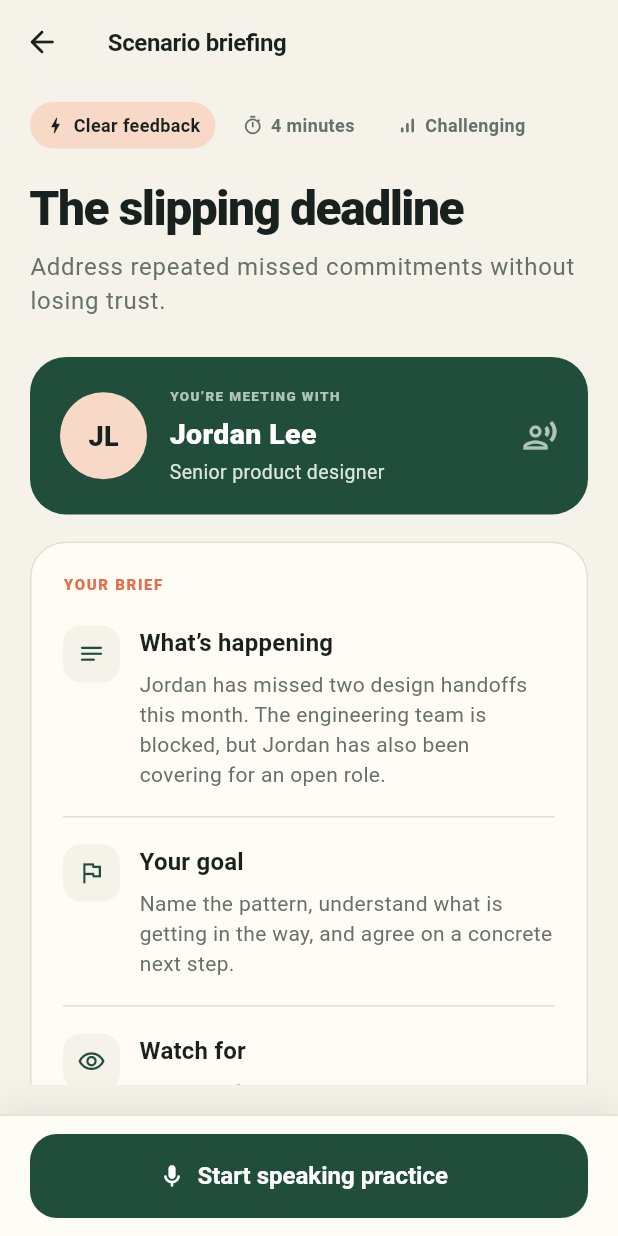
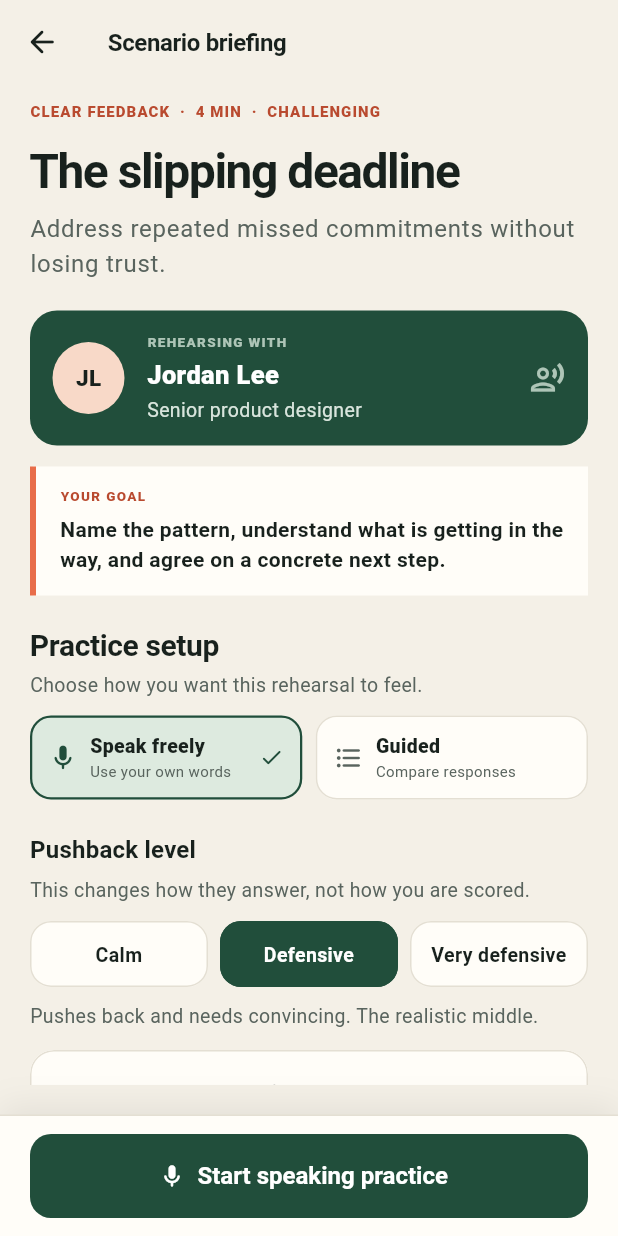
Before and after one commit to jeaniecho/rehearse, a Flutter app: the screen it shows after launch, after a tap on "Skip", after a tap on "Start today’s practice", on a phone screen of 412 x 824 dp. Run offline on Flutter 3.47's test engine with Material 3 defaults, Android fonts, the phone set to English and light mode, and no system bars; our stand-ins replace flutter_tts, sentry_flutter, shared_preferences, speech_to_text; missing offline and left inert: posthog_flutter, purchases_flutter; Roboto replaces fonts that are missing (SF Pro Display).

Commit message:
refactor: focus the core rehearsal experience

```diff
--- a/lib/screens/brief_screen.dart
+++ b/lib/screens/brief_screen.dart
@@ -96,27 +96,16 @@ class _BriefScreenState extends State<BriefScreen> {
         child: ListView(
           children: [
             const SizedBox(height: 12),
-            Wrap(
-              spacing: 8,
-              runSpacing: 8,
-              children: [
-                MetaPill(
-                  icon: Icons.bolt_rounded,
-                  label: scenario.skill,
-                  backgroundColor: scenario.tint,
-                  color: AppColors.ink,
+            Text(
+              '${scenario.skill.toUpperCase()}  ·  ${scenario.durationMinutes} MIN  ·  ${scenario.stakes.label.toUpperCase()}',
+              style: const TextStyle(
+                color: AppColors.coral,
+                fontSize: 10,
+                fontWeight: FontWeight.w900,
+                letterSpacing: 0.75,
               ),
-                MetaPill(
-                  icon: Icons.timer_outlined,
-                  label: '${scenario.durationMinutes} minutes',
             ),
-                MetaPill(
-                  icon: Icons.signal_cellular_alt_rounded,
-                  label: scenario.stakes.label,
-                ),
-              ],
-            ),
-            const SizedBox(height: 22),
+            const SizedBox(height: 14),
             Text(
               scenario.title,
               style: Theme.of(context).textTheme.headlineLarge,
@@ -128,81 +117,78 @@ class _BriefScreenState extends State<BriefScreen> {
                 context,
               ).textTheme.bodyLarge?.copyWith(color: AppColors.muted),
             ),
-            const SizedBox(height: 26),
+            const SizedBox(height: 20),
             _PersonCard(scenario: scenario),
-            const SizedBox(height: 18),
-            Card(
-              child: Padding(
-                padding: const EdgeInsets.all(22),
+            const SizedBox(height: 14),
+            Container(
+              padding: const EdgeInsets.fromLTRB(16, 14, 16, 14),
+              decoration: const BoxDecoration(
+                color: AppColors.surface,
+                border: Border(
+                  left: BorderSide(color: AppColors.coralBright, width: 4),
+                ),
+              ),
               child: Column(
                 crossAxisAlignment: CrossAxisAlignment.start,
                 children: [
                   const Text(
-                      'YOUR BRIEF',
+                    'YOUR GOAL',
                     style: TextStyle(
                       color: AppColors.coral,
-                        fontSize: 10,
+                      fontSize: 9,
                       fontWeight: FontWeight.w900,
-                        letterSpacing: 1.1,
+                      letterSpacing: 0.9,
                     ),
                   ),
-                    const SizedBox(height: 20),
-                    _BriefItem(
-                      icon: Icons.notes_rounded,
-                      label: 'What’s happening',
-                      text: scenario.context,
+                  const SizedBox(height: 5),
+                  Text(
+                    scenario.goal,
+                    style: const TextStyle(
+                      color: AppColors.ink,
+                      fontSize: 14,
+                      height: 1.4,
+                      fontWeight: FontWeight.w600,
                     ),
-                    const Padding(
-                      padding: EdgeInsets.symmetric(vertical: 18),
-                      child: Divider(color: AppColors.border, height: 1),
-                    ),
-                    _BriefItem(
-                      icon: Icons.flag_outlined,
-                      label: 'Your goal',
-                      text: scenario.goal,
-                    ),
-                    const Padding(
-                      padding: EdgeInsets.symmetric(vertical: 18),
-                      child: Divider(color: AppColors.border, height: 1),
-                    ),
-                    _BriefItem(
-                      icon: Icons.visibility_outlined,
-                      label: 'Watch for',
-                      text: scenario.watchFor,
                   ),
                 ],
               ),
             ),
-            ),
-            const SizedBox(height: 18),
+            const SizedBox(height: 20),
             Text(
-              'How do you want to practice?',
+              'Practice setup',
               style: Theme.of(context).textTheme.titleLarge,
             ),
             const SizedBox(height: 5),
             const Text(
-              'You can switch styles each time you rehearse.',
+              'Choose how you want this rehearsal to feel.',
               style: TextStyle(color: AppColors.muted, fontSize: 13),
             ),
             const SizedBox(height: 12),
-            _ModeOption(
+            Row(
+              children: [
+                Expanded(
+                  child: _ModeOption(
                     key: const Key('mode_freestyle'),
                     icon: Icons.mic_rounded,
                     title: 'Speak freely',
-              description:
-                  'Say or type what you would really say and get personal feedback.',
-              badge: 'RECOMMENDED',
+                    description: 'Use your own words',
+                    badge: 'Recommended',
                     selected: _mode == PracticeMode.freestyle,
                     onTap: () => setState(() => _mode = PracticeMode.freestyle),
                   ),
-            const SizedBox(height: 9),
-            _ModeOption(
+                ),
+                const SizedBox(width: 9),
+                Expanded(
+                  child: _ModeOption(
                     key: const Key('mode_guided'),
                     icon: Icons.format_list_bulleted_rounded,
-              title: 'Guided choices',
-              description: 'Choose between examples and learn the tradeoffs.',
+                    title: 'Guided',
+                    description: 'Compare responses',
                     selected: _mode == PracticeMode.guided,
                     onTap: () => setState(() => _mode = PracticeMode.guided),
+                  ),
+                ),
+              ],
             ),
             // Only free-form has a model playing the other person, so only
             // free-form can honour this. Offering it in guided mode would be
@@ -217,8 +203,8 @@ class _BriefScreenState extends State<BriefScreen> {
                         crossAxisAlignment: CrossAxisAlignment.start,
                         children: [
                           Text(
-                            'How hard should ${scenario.personName.split(' ').first} push back?',
-                            style: Theme.of(context).textTheme.titleLarge,
+                            'Pushback level',
+                            style: Theme.of(context).textTheme.titleMedium,
                           ),
                           const SizedBox(height: 5),
                           const Text(
@@ -238,32 +224,34 @@ class _BriefScreenState extends State<BriefScreen> {
                     )
                   : const SizedBox(width: double.infinity),
             ),
-            const SizedBox(height: 18),
-            Container(
-              padding: const EdgeInsets.all(17),
-              decoration: BoxDecoration(
-                color: AppColors.mint,
-                borderRadius: BorderRadius.circular(20),
+            const SizedBox(height: 14),
+            Card(
+              clipBehavior: Clip.antiAlias,
+              child: ExpansionTile(
+                tilePadding: const EdgeInsets.symmetric(horizontal: 16),
+                childrenPadding: const EdgeInsets.fromLTRB(16, 0, 16, 18),
+                leading: const Icon(
+                  Icons.description_outlined,
+                  color: AppColors.forest,
                 ),
-              child: const Row(
-                crossAxisAlignment: CrossAxisAlignment.start,
+                title: const Text(
+                  'Read the full brief',
+                  style: TextStyle(fontSize: 14, fontWeight: FontWeight.w800),
+                ),
+                subtitle: const Text('Situation and coaching cue'),
                 children: [
-                  Icon(
-                    Icons.psychology_alt_outlined,
-                    color: AppColors.forest,
-                    size: 22,
+                  const Divider(color: AppColors.border),
+                  const SizedBox(height: 10),
+                  _BriefItem(
+                    icon: Icons.notes_rounded,
+                    label: 'What’s happening',
+                    text: scenario.context,
                   ),
-                  SizedBox(width: 12),
-                  Expanded(
-                    child: Text(
-                      'There is no perfect script. Choose what you would genuinely say—your coach will unpack the tradeoffs.',
-                      style: TextStyle(
-                        color: AppColors.forest,
-                        fontSize: 13,
-                        height: 1.4,
-                        fontWeight: FontWeight.w600,
-                      ),
-                    ),
+                  const SizedBox(height: 16),
+                  _BriefItem(
+                    icon: Icons.visibility_outlined,
+                    label: 'Watch for',
+                    text: scenario.watchFor,
                   ),
                 ],
               ),
@@ -392,10 +380,14 @@ class _ModeOption extends StatelessWidget {
 
   @override
   Widget build(BuildContext context) {
-    return Material(
+    return Semantics(
+      button: true,
+      selected: selected,
+      label: [title, description, ?badge].join('. '),
+      child: Material(
         color: selected ? AppColors.mint : AppColors.surface,
         shape: RoundedRectangleBorder(
-        borderRadius: BorderRadius.circular(19),
+          borderRadius: BorderRadius.circular(14),
           side: BorderSide(
             color: selected ? AppColors.forest : AppColors.border,
             width: selected ? 1.5 : 1,
@@ -403,75 +395,52 @@ class _ModeOption extends StatelessWidget {
         ),
         child: InkWell(
           onTap: onTap,
-        borderRadius: BorderRadius.circular(19),
+          borderRadius: BorderRadius.circular(14),
           child: Padding(
-          padding: const EdgeInsets.all(15),
+            padding: const EdgeInsets.symmetric(horizontal: 12, vertical: 11),
             child: Row(
               children: [
-              Container(
-                width: 42,
-                height: 42,
-                decoration: BoxDecoration(
-                  color: selected ? AppColors.forest : AppColors.canvas,
-                  borderRadius: BorderRadius.circular(13),
-                ),
-                child: Icon(
+                Icon(
                   icon,
                   size: 20,
-                  color: selected ? Colors.white : AppColors.ink,
+                  color: selected ? AppColors.forest : AppColors.muted,
                 ),
-              ),
-              const SizedBox(width: 12),
+                const SizedBox(width: 8),
                 Expanded(
                   child: Column(
                     crossAxisAlignment: CrossAxisAlignment.start,
                     children: [
-                    Row(
-                      children: [
-                        Flexible(
-                          child: Text(
+                      Text(
                         title,
+                        maxLines: 1,
+                        overflow: TextOverflow.ellipsis,
                         style: const TextStyle(
                           color: AppColors.ink,
-                              fontSize: 15,
+                          fontSize: 13,
                           fontWeight: FontWeight.w800,
                         ),
                       ),
-                        ),
-                        if (badge != null) ...[
-                          const SizedBox(width: 8),
-                          Text(
-                            badge!,
-                            style: const TextStyle(
-                              color: AppColors.coral,
-                              fontSize: 8,
-                              fontWeight: FontWeight.w900,
-                              letterSpacing: 0.6,
-                            ),
-                          ),
-                        ],
-                      ],
-                    ),
-                    const SizedBox(height: 3),
+                      const SizedBox(height: 2),
                       Text(
                         description,
+                        maxLines: 1,
+                        overflow: TextOverflow.ellipsis,
                         style: const TextStyle(
                           color: AppColors.muted,
-                        fontSize: 12,
-                        height: 1.35,
+                          fontSize: 10,
                         ),
                       ),
                     ],
                   ),
                 ),
-              const SizedBox(width: 8),
-              Icon(
-                selected
-                    ? Icons.check_circle_rounded
-                    : Icons.radio_button_unchecked_rounded,
-                color: selected ? AppColors.forest : AppColors.muted,
+                if (selected)
+                  const Icon(
+                    Icons.check_rounded,
+                    size: 17,
+                    color: AppColors.forest,
                   ),
               ],
+            ),
           ),
         ),
       ),
@@ -487,16 +456,16 @@ class _PersonCard extends StatelessWidget {
   @override
   Widget build(BuildContext context) {
     return Container(
-      padding: const EdgeInsets.all(20),
+      padding: const EdgeInsets.all(15),
       decoration: BoxDecoration(
         color: AppColors.forest,
-        borderRadius: BorderRadius.circular(24),
+        borderRadius: BorderRadius.circular(18),
       ),
       child: Row(
         children: [
           Container(
-            width: 58,
-            height: 58,
+            width: 48,
+            height: 48,
             alignment: Alignment.center,
             decoration: BoxDecoration(
               color: scenario.tint,
@@ -506,7 +475,7 @@ class _PersonCard extends StatelessWidget {
               scenario.personInitials,
               style: const TextStyle(
                 color: AppColors.ink,
-                fontSize: 18,
+                fontSize: 15,
                 fontWeight: FontWeight.w800,
               ),
             ),
@@ -517,7 +486,7 @@ class _PersonCard extends StatelessWidget {
               crossAxisAlignment: CrossAxisAlignment.start,
               children: [
                 const Text(
-                  'YOU’RE MEETING WITH',
+                  'REHEARSING WITH',
                   style: TextStyle(
                     color: Color(0xFFAEC5B7),
                     fontSize: 9,
@@ -525,12 +494,12 @@ class _PersonCard extends StatelessWidget {
                     letterSpacing: 0.9,
                   ),
                 ),
-                const SizedBox(height: 5),
+                const SizedBox(height: 3),
                 Text(
                   scenario.personName,
                   style: const TextStyle(
                     color: Colors.white,
-                    fontSize: 19,
+                    fontSize: 17,
                     fontWeight: FontWeight.w800,
                   ),
                 ),
--- a/lib/theme/app_theme.dart
+++ b/lib/theme/app_theme.dart
@@ -1,13 +1,14 @@
 import 'package:flutter/material.dart';
 
 abstract final class AppColors {
-  static const canvas = Color(0xFFF5F2EA);
-  static const surface = Color(0xFFFFFCF5);
+  static const canvas = Color(0xFFF4F0E7);
+  static const surface = Color(0xFFFFFDF8);
   static const ink = Color(0xFF18211D);
-  static const muted = Color(0xFF66716B);
+  static const muted = Color(0xFF59645E);
   static const forest = Color(0xFF214E3B);
   static const mint = Color(0xFFDDEADF);
-  static const coral = Color(0xFFE86D4A);
+  static const coral = Color(0xFFB94A2F);
+  static const coralBright = Color(0xFFE86D4A);
   static const peach = Color(0xFFF8D9C8);
   static const lavender = Color(0xFFE7E0F2);
   static const sky = Color(0xFFD7E5EF);
@@ -17,10 +18,6 @@ abstract final class AppColors {
 }
 
 abstract final class AppTheme {
-  /// Only resolves on Apple platforms; elsewhere Flutter falls back to the
-  /// platform default. See `docs/STATUS.md` §6.
-  static const fontFamily = 'SF Pro Display';
-
   static ThemeData get light {
     final colorScheme = ColorScheme.fromSeed(
       seedColor: AppColors.forest,
@@ -34,20 +31,19 @@ abstract final class AppTheme {
       useMaterial3: true,
       colorScheme: colorScheme,
       scaffoldBackgroundColor: AppColors.canvas,
-      fontFamily: fontFamily,
       textTheme: const TextTheme(
         displayLarge: TextStyle(
           color: AppColors.ink,
           fontSize: 44,
           height: 1.02,
-          fontWeight: FontWeight.w800,
+          fontWeight: FontWeight.w700,
           letterSpacing: -1.8,
         ),
         headlineLarge: TextStyle(
           color: AppColors.ink,
           fontSize: 32,
           height: 1.1,
-          fontWeight: FontWeight.w800,
+          fontWeight: FontWeight.w700,
           letterSpacing: -1.0,
         ),
         headlineMedium: TextStyle(
@@ -88,7 +84,7 @@ abstract final class AppTheme {
         elevation: 0,
         margin: EdgeInsets.zero,
         shape: RoundedRectangleBorder(
-          borderRadius: BorderRadius.circular(24),
+          borderRadius: BorderRadius.circular(16),
           side: const BorderSide(color: AppColors.border),
         ),
       ),
@@ -98,13 +94,9 @@ abstract final class AppTheme {
           foregroundColor: Colors.white,
           minimumSize: const Size.fromHeight(56),
           shape: RoundedRectangleBorder(
-            borderRadius: BorderRadius.circular(18),
+            borderRadius: BorderRadius.circular(14),
           ),
-          textStyle: const TextStyle(
-            fontFamily: fontFamily,
-            fontSize: 16,
-            fontWeight: FontWeight.w700,
-          ),
+          textStyle: const TextStyle(fontSize: 16, fontWeight: FontWeight.w700),
         ),
       ),
       outlinedButtonTheme: OutlinedButtonThemeData(
@@ -113,13 +105,9 @@ abstract final class AppTheme {
           minimumSize: const Size.fromHeight(54),
           side: const BorderSide(color: AppColors.border),
           shape: RoundedRectangleBorder(
-            borderRadius: BorderRadius.circular(18),
+            borderRadius: BorderRadius.circular(14),
           ),
-          textStyle: const TextStyle(
-            fontFamily: fontFamily,
-            fontSize: 15,
-            fontWeight: FontWeight.w700,
-          ),
+          textStyle: const TextStyle(fontSize: 15, fontWeight: FontWeight.w700),
         ),
       ),
     );
```
Also changed, not shown: lib/screens/practice_screen.dart (+64 -119 lines), lib/screens/results_screen.dart (+137 -83 lines), 1 other file. Lines whose indentation alone changed are shown as unchanged.
